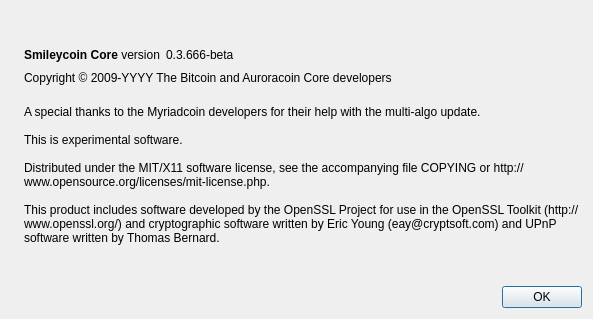
The window that src/qt/forms/aboutdialog.ui (smileycoin/smileyCoin) describes before a commit, drawn with Qt 5.
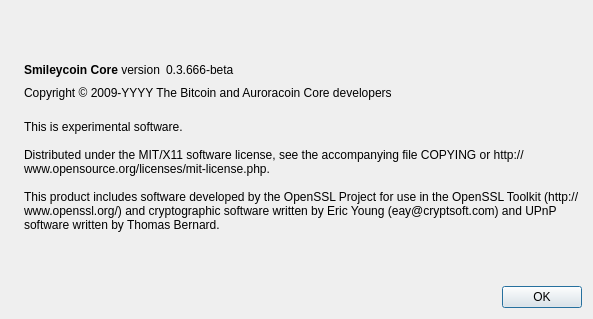
The same window after the commit. Icons and pictures are not drawn.

```diff
--- a/src/qt/forms/aboutdialog.ui
+++ b/src/qt/forms/aboutdialog.ui
@@ -108,8 +108,6 @@
        </property>
        <property name="text">
         <string>
-A special thanks to the Myriadcoin developers for their help with the multi-algo update.
-
 This is experimental software.
 
 Distributed under the MIT/X11 software license, see the accompanying file COPYING or http://www.opensource.org/licenses/mit-license.php.
```
